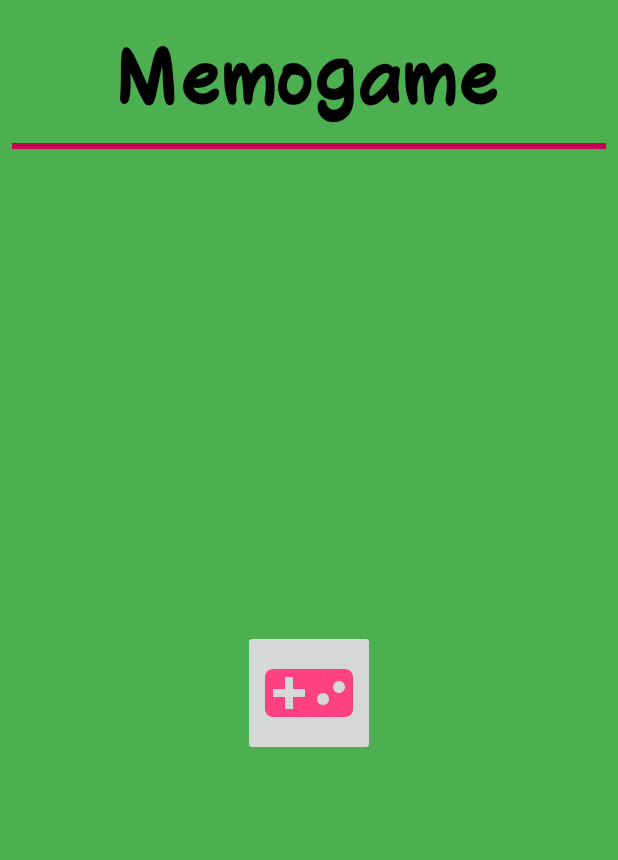
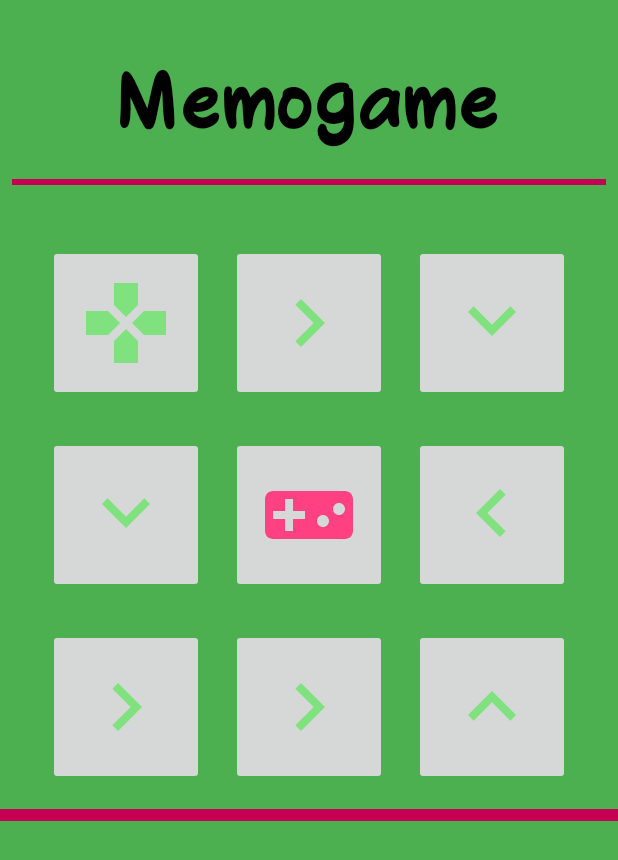
Before and after one commit to themeliskalomoiros/Memogame, an Android app: the screen it shows after launch (MainActivity), on a phone screen of 412 x 824 dp. Shown: the top 860 px of the screen. Run offline under Robolectric (Android 15) with nearby library versions, the phone set to English and light mode, and no system bars.

Commit message:
Designed ui of MainActivity similar to GameActivity

```diff
--- /dev/null
+++ b/app/src/main/res/drawable/ic_chevron_right_light_green.xml
@@ -0,0 +1,5 @@
+<vector android:height="64dp" android:tint="#80E27E"
+    android:viewportHeight="24.0" android:viewportWidth="24.0"
+    android:width="64dp" xmlns:android="http://schemas.android.com/apk/res/android">
+    <path android:fillColor="#FF000000" android:pathData="M10,6L8.59,7.41 13.17,12l-4.58,4.59L10,18l6,-6z"/>
+</vector>
--- /dev/null
+++ b/app/src/main/res/drawable/ic_gamepad_light_green.xml
@@ -0,0 +1,5 @@
+<vector android:height="64dp" android:tint="#80E27E"
+    android:viewportHeight="24.0" android:viewportWidth="24.0"
+    android:width="64dp" xmlns:android="http://schemas.android.com/apk/res/android">
+    <path android:fillColor="#FF000000" android:pathData="M15,7.5V2H9v5.5l3,3 3,-3zM7.5,9H2v6h5.5l3,-3 -3,-3zM9,16.5V22h6v-5.5l-3,-3 -3,3zM16.5,9l-3,3 3,3H22V9h-5.5z"/>
+</vector>
--- /dev/null
+++ b/app/src/main/res/drawable/ic_keyboard_arrow_down_light_green.xml
@@ -0,0 +1,5 @@
+<vector android:height="64dp" android:tint="#80E27E"
+    android:viewportHeight="24.0" android:viewportWidth="24.0"
+    android:width="64dp" xmlns:android="http://schemas.android.com/apk/res/android">
+    <path android:fillColor="#FF000000" android:pathData="M7.41,7.84L12,12.42l4.59,-4.58L18,9.25l-6,6 -6,-6z"/>
+</vector>
--- /dev/null
+++ b/app/src/main/res/drawable/ic_keyboard_arrow_left_light_green.xml
@@ -0,0 +1,5 @@
+<vector android:height="64dp" android:tint="#80E27E"
+    android:viewportHeight="24.0" android:viewportWidth="24.0"
+    android:width="64dp" xmlns:android="http://schemas.android.com/apk/res/android">
+    <path android:fillColor="#FF000000" android:pathData="M15.41,16.09l-4.58,-4.59 4.58,-4.59L14,5.5l-6,6 6,6z"/>
+</vector>
--- /dev/null
+++ b/app/src/main/res/drawable/ic_keyboard_arrow_up_light_green.xml
@@ -0,0 +1,5 @@
+<vector android:height="64dp" android:tint="#80E27E"
+    android:viewportHeight="24.0" android:viewportWidth="24.0"
+    android:width="64dp" xmlns:android="http://schemas.android.com/apk/res/android">
+    <path android:fillColor="#FF000000" android:pathData="M7.41,15.41L12,10.83l4.59,4.58L18,14l-6,-6 -6,6z"/>
+</vector>
--- a/app/src/main/res/layout/activity_game.xml
+++ b/app/src/main/res/layout/activity_game.xml
@@ -25,6 +25,21 @@
         app:layout_constraintEnd_toEndOf="parent"
         app:layout_constraintStart_toStartOf="parent"
         app:layout_constraintTop_toTopOf="parent" />
+
+    <View
+        android:id="@+id/view3"
+        android:layout_width="match_parent"
+        android:layout_height="4dp"
+        android:layout_marginStart="8dp"
+        android:layout_marginLeft="8dp"
+        android:layout_marginTop="8dp"
+        android:layout_marginEnd="8dp"
+        android:layout_marginRight="8dp"
+        android:background="@color/secondaryDarkColor"
+        app:layout_constraintEnd_toEndOf="parent"
+        app:layout_constraintStart_toStartOf="parent"
+        app:layout_constraintTop_toBottomOf="@+id/title" />
+
 
     <ProgressBar
         android:id="@+id/progressbar"
@@ -77,8 +92,8 @@
 
             <FrameLayout xmlns:android="http://schemas.android.com/apk/res/android"
                 android:id="@+id/symbol_0"
-                android:layout_width="104dp"
-                android:layout_height="104dp"
+                android:layout_width="@dimen/box"
+                android:layout_height="@dimen/box"
                 android:layout_margin="12dp"
                 android:background="@color/secondaryColor"
                 android:elevation="4dp">
@@ -94,8 +109,8 @@
 
             <FrameLayout xmlns:android="http://schemas.android.com/apk/res/android"
                 android:id="@+id/symbol_1"
-                android:layout_width="104dp"
-                android:layout_height="104dp"
+                android:layout_width="@dimen/box"
+                android:layout_height="@dimen/box"
                 android:layout_margin="12dp"
                 android:background="@color/secondaryColor"
                 android:elevation="4dp">
@@ -111,8 +126,8 @@
 
             <FrameLayout xmlns:android="http://schemas.android.com/apk/res/android"
                 android:id="@+id/symbol_2"
-                android:layout_width="104dp"
-                android:layout_height="104dp"
+                android:layout_width="@dimen/box"
+                android:layout_height="@dimen/box"
                 android:layout_margin="12dp"
                 android:background="@color/secondaryColor"
                 android:elevation="4dp">
@@ -135,8 +150,8 @@
 
             <FrameLayout xmlns:android="http://schemas.android.com/apk/res/android"
                 android:id="@+id/symbol_3"
-                android:layout_width="104dp"
-                android:layout_height="104dp"
+                android:layout_width="@dimen/box"
+                android:layout_height="@dimen/box"
                 android:layout_margin="12dp"
                 android:background="@color/secondaryColor"
                 android:elevation="4dp">
@@ -152,8 +167,8 @@
 
             <FrameLayout xmlns:android="http://schemas.android.com/apk/res/android"
                 android:id="@+id/symbol_4"
-                android:layout_width="104dp"
-                android:layout_height="104dp"
+                android:layout_width="@dimen/box"
+                android:layout_height="@dimen/box"
                 android:layout_margin="12dp"
                 android:background="@color/secondaryColor"
                 android:elevation="4dp">
@@ -169,8 +184,8 @@
 
             <FrameLayout xmlns:android="http://schemas.android.com/apk/res/android"
                 android:id="@+id/symbol_5"
-                android:layout_width="104dp"
-                android:layout_height="104dp"
+                android:layout_width="@dimen/box"
+                android:layout_height="@dimen/box"
                 android:layout_margin="12dp"
                 android:background="@color/secondaryColor"
                 android:elevation="4dp">
@@ -193,8 +208,8 @@
 
             <FrameLayout xmlns:android="http://schemas.android.com/apk/res/android"
                 android:id="@+id/symbol_6"
-                android:layout_width="104dp"
-                android:layout_height="104dp"
+                android:layout_width="@dimen/box"
+                android:layout_height="@dimen/box"
                 android:layout_margin="12dp"
                 android:background="@color/secondaryColor"
                 android:elevation="4dp">
@@ -210,8 +225,8 @@
 
             <FrameLayout xmlns:android="http://schemas.android.com/apk/res/android"
                 android:id="@+id/symbol_7"
-                android:layout_width="104dp"
-                android:layout_height="104dp"
+                android:layout_width="@dimen/box"
+                android:layout_height="@dimen/box"
                 android:layout_margin="12dp"
                 android:background="@color/secondaryColor"
                 android:elevation="4dp">
@@ -227,8 +242,8 @@
 
             <FrameLayout xmlns:android="http://schemas.android.com/apk/res/android"
                 android:id="@+id/symbol_8"
-                android:layout_width="104dp"
-                android:layout_height="104dp"
+                android:layout_width="@dimen/box"
+                android:layout_height="@dimen/box"
                 android:layout_margin="12dp"
                 android:background="@color/secondaryColor"
                 android:elevation="4dp">
@@ -251,8 +266,8 @@
 
             <FrameLayout xmlns:android="http://schemas.android.com/apk/res/android"
                 android:id="@+id/symbol_9"
-                android:layout_width="104dp"
-                android:layout_height="104dp"
+                android:layout_width="@dimen/box"
+                android:layout_height="@dimen/box"
                 android:layout_margin="12dp"
                 android:background="@color/secondaryColor"
                 android:elevation="4dp">
@@ -268,8 +283,8 @@
 
             <FrameLayout xmlns:android="http://schemas.android.com/apk/res/android"
                 android:id="@+id/symbol_10"
-                android:layout_width="104dp"
-                android:layout_height="104dp"
+                android:layout_width="@dimen/box"
+                android:layout_height="@dimen/box"
                 android:layout_margin="12dp"
                 android:background="@color/secondaryColor"
                 android:elevation="4dp">
@@ -285,8 +300,8 @@
 
             <FrameLayout xmlns:android="http://schemas.android.com/apk/res/android"
                 android:id="@+id/symbol_11"
-                android:layout_width="104dp"
-                android:layout_height="104dp"
+                android:layout_width="@dimen/box"
+                android:layout_height="@dimen/box"
                 android:layout_margin="12dp"
                 android:background="@color/secondaryColor"
                 android:elevation="4dp">
--- a/app/src/main/res/layout/activity_main.xml
+++ b/app/src/main/res/layout/activity_main.xml
@@ -11,11 +11,11 @@
         android:id="@+id/textView"
         android:layout_width="0dp"
         android:layout_height="wrap_content"
-        android:layout_marginStart="16dp"
-        android:layout_marginLeft="16dp"
-        android:layout_marginTop="16dp"
-        android:layout_marginEnd="16dp"
-        android:layout_marginRight="16dp"
+        android:layout_marginStart="8dp"
+        android:layout_marginLeft="8dp"
+        android:layout_marginTop="32dp"
+        android:layout_marginEnd="8dp"
+        android:layout_marginRight="8dp"
         android:fontFamily="@font/molly_jack"
         android:gravity="center_horizontal"
         android:paddingLeft="16dp"
@@ -30,13 +30,44 @@
         app:layout_constraintStart_toStartOf="parent"
         app:layout_constraintTop_toTopOf="parent" />
 
+    <ProgressBar
+        android:id="@+id/progressbar"
+        android:layout_width="160dp"
+        android:layout_height="160dp"
+        android:visibility="gone"
+        tools:layout_editor_absoluteX="206dp"
+        tools:layout_editor_absoluteY="432dp" />
+
+
+    <ImageButton
+        android:id="@+id/play"
+        style="@style/Box_Style"
+        android:layout_marginTop="24dp"
+        android:src="@drawable/ic_videogame_pink"
+        android:text="@string/play_button"
+        app:layout_constraintEnd_toStartOf="@+id/play7"
+        app:layout_constraintStart_toEndOf="@+id/play6"
+        app:layout_constraintTop_toBottomOf="@+id/play2" />
+
+    <ImageButton
+        android:id="@+id/play6"
+        style="@style/Box_Style"
+        android:layout_marginStart="32dp"
+        android:layout_marginLeft="32dp"
+        android:layout_marginTop="24dp"
+        android:clickable="false"
+        android:src="@drawable/ic_keyboard_arrow_down_light_green"
+        android:text="@string/play_button"
+        app:layout_constraintStart_toStartOf="parent"
+        app:layout_constraintTop_toBottomOf="@+id/play4" />
+
     <View
         android:id="@+id/view3"
-        android:layout_width="match_parent"
+        android:layout_width="0dp"
         android:layout_height="4dp"
         android:layout_marginStart="8dp"
         android:layout_marginLeft="8dp"
-        android:layout_marginTop="8dp"
+        android:layout_marginTop="16dp"
         android:layout_marginEnd="8dp"
         android:layout_marginRight="8dp"
         android:background="@color/secondaryDarkColor"
@@ -44,27 +75,97 @@
         app:layout_constraintStart_toStartOf="parent"
         app:layout_constraintTop_toBottomOf="@+id/textView" />
 
-    <ProgressBar
-        android:id="@+id/progressbar"
-        android:layout_width="160dp"
-        android:layout_height="160dp"
-        android:visibility="gone"
+    <View
+        android:id="@+id/view4"
+        android:layout_width="0dp"
+        android:layout_height="8dp"
+        android:layout_marginTop="16dp"
+        android:background="@color/secondaryDarkColor"
         app:layout_constraintBottom_toBottomOf="parent"
         app:layout_constraintEnd_toEndOf="parent"
         app:layout_constraintStart_toStartOf="parent"
+        app:layout_constraintTop_toBottomOf="@+id/play3"
+        app:layout_constraintVertical_bias="0.0" />
+
+    <ImageButton
+        android:id="@+id/play3"
+        style="@style/Box_Style"
+        android:layout_marginTop="24dp"
+        android:clickable="false"
+        android:src="@drawable/ic_chevron_right_light_green"
+        android:text="@string/play_button"
+        app:layout_constraintEnd_toStartOf="@+id/play8"
+        app:layout_constraintStart_toEndOf="@+id/play9"
+        app:layout_constraintTop_toBottomOf="@+id/play" />
+
+    <ImageButton
+        android:id="@+id/play9"
+        style="@style/Box_Style"
+        android:layout_marginStart="32dp"
+        android:layout_marginLeft="32dp"
+        android:layout_marginTop="24dp"
+        android:clickable="false"
+        android:src="@drawable/ic_chevron_right_light_green"
+        android:text="@string/play_button"
+        app:layout_constraintStart_toStartOf="parent"
+        app:layout_constraintTop_toBottomOf="@+id/play6" />
+
+    <ImageButton
+        android:id="@+id/play5"
+        style="@style/Box_Style"
+        android:layout_marginTop="40dp"
+        android:layout_marginEnd="32dp"
+        android:layout_marginRight="32dp"
+        android:clickable="false"
+        android:src="@drawable/ic_keyboard_arrow_down_light_green"
+        android:text="@string/play_button"
+        app:layout_constraintEnd_toEndOf="parent"
         app:layout_constraintTop_toBottomOf="@+id/view3" />
 
-
-
     <ImageButton
-        android:id="@+id/play"
-        android:layout_width="wrap_content"
-        android:layout_height="wrap_content"
-        android:src="@drawable/ic_videogame_pink"
-        android:text="@string/play_button"
-        app:layout_constraintBottom_toBottomOf="parent"
-        app:layout_constraintEnd_toEndOf="parent"
+        android:id="@+id/play4"
+        style="@style/Box_Style"
+        android:layout_marginStart="32dp"
+        android:layout_marginLeft="32dp"
+        android:layout_marginTop="40dp"
+        android:clickable="false"
+        android:src="@drawable/ic_gamepad_light_green"
         app:layout_constraintStart_toStartOf="parent"
         app:layout_constraintTop_toBottomOf="@+id/view3" />
 
+    <ImageButton
+        android:id="@+id/play2"
+        style="@style/Box_Style"
+        android:layout_marginTop="40dp"
+        android:clickable="false"
+        android:src="@drawable/ic_chevron_right_light_green"
+        android:text="@string/play_button"
+        app:layout_constraintEnd_toStartOf="@+id/play5"
+        app:layout_constraintStart_toEndOf="@+id/play4"
+        app:layout_constraintTop_toBottomOf="@+id/view3" />
+
+    <ImageButton
+        android:id="@+id/play8"
+        style="@style/Box_Style"
+        android:layout_marginTop="24dp"
+        android:layout_marginEnd="32dp"
+        android:layout_marginRight="32dp"
+        android:clickable="false"
+        android:src="@drawable/ic_keyboard_arrow_up_light_green"
+        android:text="@string/play_button"
+        app:layout_constraintEnd_toEndOf="parent"
+        app:layout_constraintTop_toBottomOf="@+id/play7" />
+
+    <ImageButton
+        android:id="@+id/play7"
+        style="@style/Box_Style"
+        android:layout_marginTop="24dp"
+        android:layout_marginEnd="32dp"
+        android:layout_marginRight="32dp"
+        android:clickable="false"
+        android:src="@drawable/ic_keyboard_arrow_left_light_green"
+        android:text="@string/play_button"
+        app:layout_constraintEnd_toEndOf="parent"
+        app:layout_constraintTop_toBottomOf="@+id/play5" />
+
 </androidx.constraintlayout.widget.ConstraintLayout>
--- a/app/src/main/res/values/dimens.xml
+++ b/app/src/main/res/values/dimens.xml
@@ -1,5 +1,6 @@
 <?xml version="1.0" encoding="utf-8"?>
 <resources>
     <dimen name="symbol_group_margin">8dp</dimen>
-    <dimen name="title">56dp</dimen>
+    <dimen name="title">56sp</dimen>
+    <dimen name="box">104dp</dimen>
 </resources>
--- a/app/src/main/res/values/styles.xml
+++ b/app/src/main/res/values/styles.xml
@@ -8,4 +8,9 @@
         <item name="colorAccent">@color/secondaryColor</item>
     </style>
 
+    <style name="Box_Style">
+        <item name="android:layout_width">@dimen/box</item>
+        <item name="android:layout_height">@dimen/box</item>
+    </style>
+
 </resources>
```
